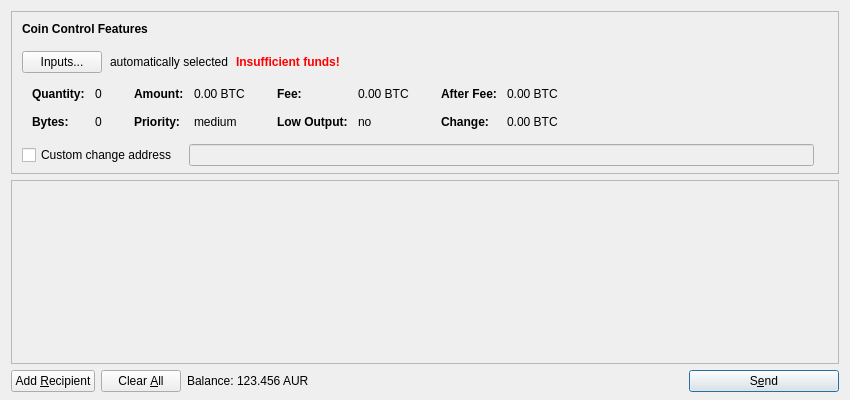
The window that src/qt/forms/sendcoinsdialog.ui (baldurodinsson/auroracoin-project) describes before a commit, drawn with Qt 5.
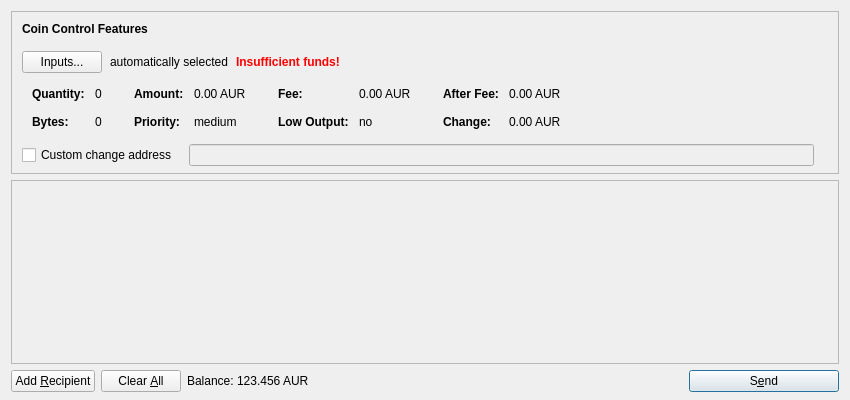
The same window after the commit. Icons and pictures are not drawn.

The edit to the form file:
```diff
--- a/src/qt/forms/sendcoinsdialog.ui
+++ b/src/qt/forms/sendcoinsdialog.ui
@@ -321,7 +321,7 @@
                   <enum>Qt::ActionsContextMenu</enum>
                  </property>
                  <property name="text">
-                  <string notr="true">0.00 BTC</string>
+                  <string notr="true">0.00 AUR</string>
                  </property>
                  <property name="textInteractionFlags">
                   <set>Qt::LinksAccessibleByMouse|Qt::TextSelectableByKeyboard|Qt::TextSelectableByMouse</set>
@@ -401,7 +401,7 @@
                   <enum>Qt::ActionsContextMenu</enum>
                  </property>
                  <property name="text">
-                  <string notr="true">0.00 BTC</string>
+                  <string notr="true">0.00 AUR</string>
                  </property>
                  <property name="textInteractionFlags">
                   <set>Qt::LinksAccessibleByMouse|Qt::TextSelectableByKeyboard|Qt::TextSelectableByMouse</set>
@@ -481,7 +481,7 @@
                   <enum>Qt::ActionsContextMenu</enum>
                  </property>
                  <property name="text">
-                  <string notr="true">0.00 BTC</string>
+                  <string notr="true">0.00 AUR</string>
                  </property>
                  <property name="textInteractionFlags">
                   <set>Qt::LinksAccessibleByMouse|Qt::TextSelectableByKeyboard|Qt::TextSelectableByMouse</set>
@@ -510,7 +510,7 @@
                   <enum>Qt::ActionsContextMenu</enum>
                  </property>
                  <property name="text">
-                  <string notr="true">0.00 BTC</string>
+                  <string notr="true">0.00 AUR</string>
                  </property>
                  <property name="textInteractionFlags">
                   <set>Qt::LinksAccessibleByMouse|Qt::TextSelectableByKeyboard|Qt::TextSelectableByMouse</set>
```
